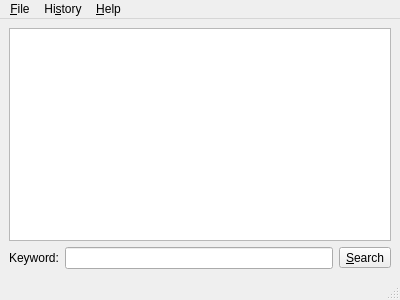
First picture: the form in ui/mainwindow.ui, repository jnmbk/boncuk, before the edit.
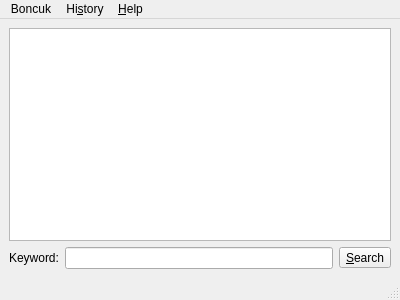
Second picture: the form after the edit. Icons and pictures are not drawn.

Commit message: change File to Boncuk, file doesnt make sense

What changed in the file:
```diff
--- a/ui/mainwindow.ui
+++ b/ui/mainwindow.ui
@@ -83,39 +83,39 @@
     </item>
    </layout>
   </widget>
-  <widget class="QMenuBar" name="menubar" >
-   <property name="geometry" >
+  <widget class="QMenuBar" name="menubar">
+   <property name="geometry">
     <rect>
      <x>0</x>
      <y>0</y>
      <width>400</width>
-     <height>26</height>
+     <height>28</height>
     </rect>
    </property>
-   <widget class="QMenu" name="menuFile" >
-    <property name="title" >
-     <string>&amp;File</string>
+   <widget class="QMenu" name="menuFile">
+    <property name="title">
+     <string>Boncuk</string>
     </property>
     <addaction name="actionConfigure" />
     <addaction name="separator" />
     <addaction name="actionQuit" />
    </widget>
-   <widget class="QMenu" name="menuHelp" >
-    <property name="title" >
+   <widget class="QMenu" name="menuHelp">
+    <property name="title">
      <string>&amp;Help</string>
     </property>
     <addaction name="actionAbout_Boncuk" />
     <addaction name="actionAbout_Qt" />
    </widget>
-   <widget class="QMenu" name="menuHistory" >
-    <property name="title" >
+   <widget class="QMenu" name="menuHistory">
+    <property name="title">
      <string>Hi&amp;story</string>
     </property>
     <addaction name="actionHistoryClear" />
    </widget>
-   <addaction name="menuFile" />
-   <addaction name="menuHistory" />
-   <addaction name="menuHelp" />
+   <addaction name="menuFile"/>
+   <addaction name="menuHistory"/>
+   <addaction name="menuHelp"/>
   </widget>
   <widget class="QStatusBar" name="statusbar" />
   <action name="actionHelp" >
```
Left out of the diff: 184 changed lines with no effect on the pictures. The commit also changes 1 other file.
